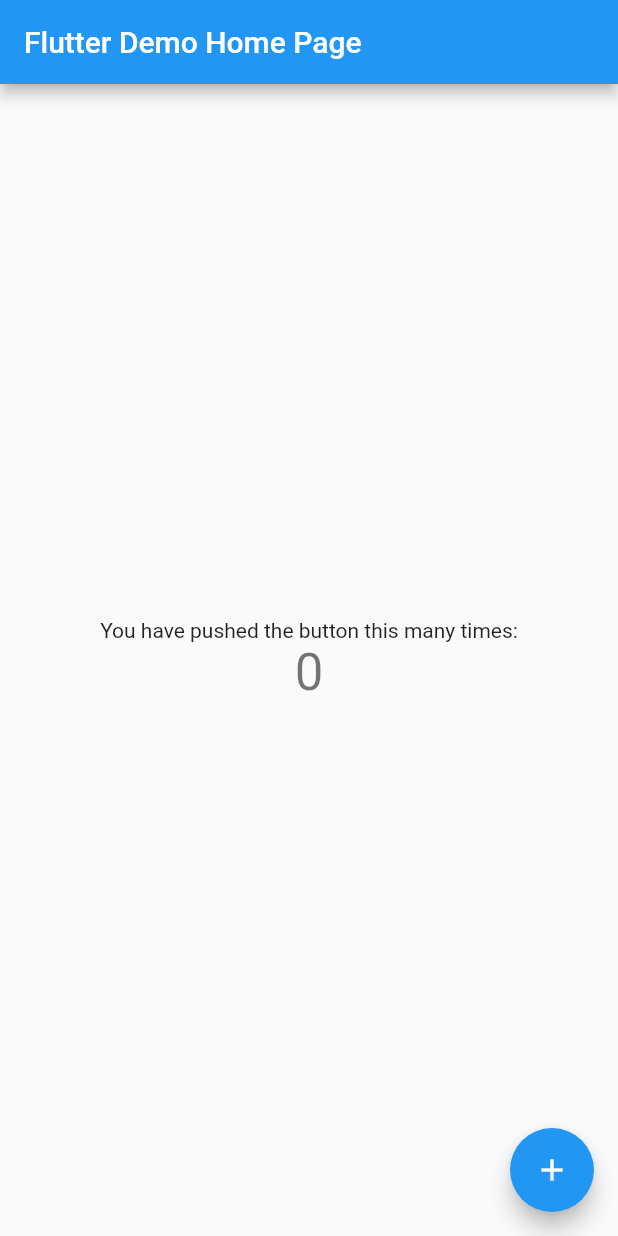
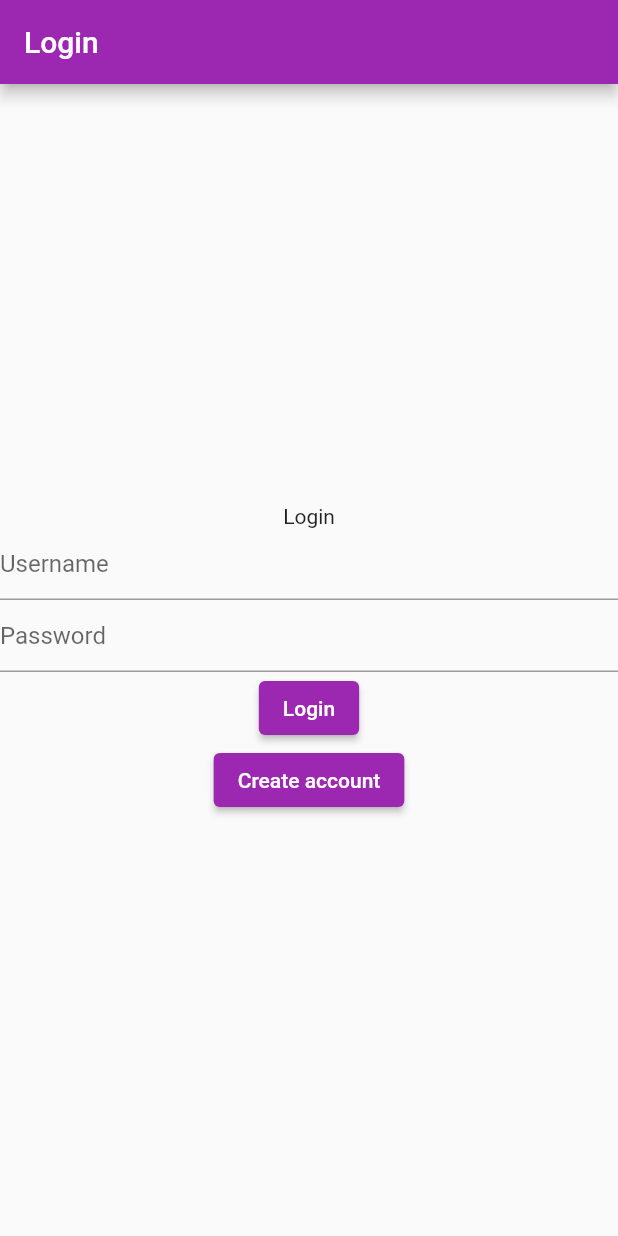
Before and after one commit to AlejandraPacheco/manfred, a Flutter app: the screen it shows after launch, on a phone screen of 412 x 824 dp. Run offline on Flutter 3.47's test engine with Material 2 defaults, Android fonts, the phone set to English and light mode, and no system bars; our stand-ins replace equatable, flutter_bloc.

Commit message:
Login sin backend

```diff
--- /dev/null
+++ b/lib/cubit/app_cubit.dart
@@ -0,0 +1,41 @@
+import 'package:flutter_bloc/flutter_bloc.dart';
+import 'package:manfred/dto/login_response_dto.dart';
+import 'package:manfred/service/login_service.dart';
+
+class AppState {
+  final bool isUserLoggedIn;
+  final bool isLoading;
+  final LoginResponseDto? loginResponseDto;
+
+  AppState(
+      {required this.isUserLoggedIn,
+      required this.isLoading,
+      this.loginResponseDto});
+}
+
+class AppCubit extends Cubit<AppState> {
+  AppCubit() : super(AppState(isUserLoggedIn: false, isLoading: false));
+
+  // Lógica de negocio para hacer el login contra backend
+  void login(String username, String password) async {
+    // emitir un evento para que la UI sepa que se está haciendo el login
+    emit(AppState(isUserLoggedIn: false, isLoading: true));
+    await Future.delayed(const Duration(seconds: 3));
+    try {
+      var loginResponseDto = await LoginService.login(username, password);
+      // Si lo anterior salio bien enviamos un evento para que la UI sepa que el login fue exitoso
+      emit(AppState(
+          isUserLoggedIn: true,
+          isLoading: false,
+          loginResponseDto: loginResponseDto));
+    } catch (error) {
+      // Si lo anterior salio mal enviamos un evento para que la UI sepa que el login fue fallido
+      emit(AppState(isUserLoggedIn: false, isLoading: false));
+    }
+  }
+
+  // Lógica de negocio para hacer el logout
+  void logout() {
+    emit(AppState(isUserLoggedIn: false, isLoading: false));
+  }
+}
--- /dev/null
+++ b/lib/cubit/login_state.dart
@@ -0,0 +1,49 @@
+import 'package:equatable/equatable.dart';
+
+enum PageStatus { initial, loading, success, failure }
+
+class LoginState extends Equatable {
+  final PageStatus status;
+  final bool loginSuccess;
+  final String? errorMessage;
+  final Exception? exception;
+  final String? token;
+  final String? refreshToken;
+
+  const LoginState({
+    this.status = PageStatus.initial,
+    this.loginSuccess = false,
+    this.errorMessage,
+    this.exception,
+    this.token,
+    this.refreshToken,
+  });
+
+  LoginState copyWith({
+    PageStatus? status,
+    bool? loginSuccess,
+    String? errorMessage,
+    Exception? exception,
+    String? token,
+    String? refreshToken,
+  }) {
+    return LoginState(
+      status: status ?? this.status,
+      loginSuccess: loginSuccess ?? this.loginSuccess,
+      errorMessage: errorMessage ?? this.errorMessage,
+      exception: exception ?? this.exception,
+      token: token ?? this.token,
+      refreshToken: refreshToken ?? this.refreshToken,
+    );
+  }
+
+  @override
+  List<Object?> get props => [
+        status,
+        loginSuccess,
+        errorMessage,
+        exception,
+        token,
+        refreshToken,
+      ];
+}
--- /dev/null
+++ b/lib/dto/login_response_dto.dart
@@ -0,0 +1,33 @@
+// Un DTO significa Data Transfer Object
+// Tambien puede ser llamado VO que significa Value Object
+// En este caso, es un DTO porque es un objeto que se usa para transferir datos
+// En java puede llamarse POJO (Plain Old Java Object)
+// NO TIENEN LOGICA DE NEGOCIO
+
+class LoginResponseDto {
+  final bool success;
+  final String? token;
+  final String? refreshToken;
+  final String? firstName;
+  final String? lastName;
+
+  LoginResponseDto(
+      {this.success = false,
+      this.token,
+      this.refreshToken,
+      this.firstName,
+      this.lastName});
+
+  // El endpoint retornará un JSON con la siguiente estructura:
+  // { "token": "ey123hg123h123.12h323.adasd", "refreshToken": "ey123hg123h123.12h323.adasd",
+  // "firstName": "Juan", "lastName": "Perez" }
+
+  factory LoginResponseDto.fromJson(Map<String, dynamic> json) {
+    return LoginResponseDto(
+      token: json['token'],
+      refreshToken: json['refreshToken'],
+      firstName: json['firstName'],
+      lastName: json['lastName'],
+    );
+  }
+}
--- a/lib/main.dart
+++ b/lib/main.dart
@@ -1,115 +1,73 @@
 import 'package:flutter/material.dart';
+import 'package:flutter_bloc/flutter_bloc.dart';
+import 'package:manfred/ui/home_page.dart';
+import 'package:manfred/ui/login_page.dart';
+import 'package:manfred/ui/order_page.dart';
+import 'package:manfred/ui/register_page.dart';
+
+import 'cubit/app_cubit.dart';
 
 void main() {
   runApp(const MyApp());
 }
 
 class MyApp extends StatelessWidget {
-  const MyApp({super.key});
+  const MyApp({Key? key}) : super(key: key);
 
   // This widget is the root of your application.
   @override
   Widget build(BuildContext context) {
-    return MaterialApp(
-      title: 'Flutter Demo',
-      theme: ThemeData(
-        // This is the theme of your application.
-        //
-        // Try running your application with "flutter run". You'll see the
-        // application has a blue toolbar. Then, without quitting the app, try
-        // changing the primarySwatch below to Colors.green and then invoke
-        // "hot reload" (press "r" in the console where you ran "flutter run",
-        // or simply save your changes to "hot reload" in a Flutter IDE).
-        // Notice that the counter didn't reset back to zero; the application
-        // is not restarted.
-        primarySwatch: Colors.blue,
-      ),
-      home: const MyHomePage(title: 'Flutter Demo Home Page'),
-    );
+    return BlocProvider(
+        create: (context) => AppCubit(),
+        child: MaterialApp(
+          title: 'Pedidos Ya!',
+          theme: ThemeData(
+            // This is the theme of your application.
+            primarySwatch: Colors.purple,
+          ),
+          initialRoute: "/",
+          routes: {
+            "/": (context) => const LoginPage(),
+            "/home": (context) => const HomePage(),
+            "/newOrder": (context) => const OrderPage(),
+            "/register": (context) => const RegisterPage(),
+          },
+        ));
   }
 }
 
-class MyHomePage extends StatefulWidget {
-  const MyHomePage({super.key, required this.title});
+// class MyHomePage extends StatelessWidget {
+//   const MyHomePage({Key? key}) : super(key: key);
 
-  // This widget is the home page of your application. It is stateful, meaning
-  // that it has a State object (defined below) that contains fields that affect
-  // how it looks.
-
-  // This class is the configuration for the state. It holds the values (in this
-  // case the title) provided by the parent (in this case the App widget) and
-  // used by the build method of the State. Fields in a Widget subclass are
-  // always marked "final".
-
-  final String title;
-
-  @override
-  State<MyHomePage> createState() => _MyHomePageState();
-}
-
-class _MyHomePageState extends State<MyHomePage> {
-  int _counter = 0;
-
-  void _incrementCounter() {
-    setState(() {
-      // This call to setState tells the Flutter framework that something has
-      // changed in this State, which causes it to rerun the build method below
-      // so that the display can reflect the updated values. If we changed
-      // _counter without calling setState(), then the build method would not be
-      // called again, and so nothing would appear to happen.
-      _counter++;
-    });
-  }
-
-  @override
-  Widget build(BuildContext context) {
-    // This method is rerun every time setState is called, for instance as done
-    // by the _incrementCounter method above.
-    //
-    // The Flutter framework has been optimized to make rerunning build methods
-    // fast, so that you can just rebuild anything that needs updating rather
-    // than having to individually change instances of widgets.
-    return Scaffold(
-      appBar: AppBar(
-        // Here we take the value from the MyHomePage object that was created by
-        // the App.build method, and use it to set our appbar title.
-        title: Text(widget.title),
-      ),
-      body: Center(
-        // Center is a layout widget. It takes a single child and positions it
-        // in the middle of the parent.
-        child: Column(
-          // Column is also a layout widget. It takes a list of children and
-          // arranges them vertically. By default, it sizes itself to fit its
-          // children horizontally, and tries to be as tall as its parent.
-          //
-          // Invoke "debug painting" (press "p" in the console, choose the
-          // "Toggle Debug Paint" action from the Flutter Inspector in Android
-          // Studio, or the "Toggle Debug Paint" command in Visual Studio Code)
-          // to see the wireframe for each widget.
-          //
-          // Column has various properties to control how it sizes itself and
-          // how it positions its children. Here we use mainAxisAlignment to
-          // center the children vertically; the main axis here is the vertical
-          // axis because Columns are vertical (the cross axis would be
-          // horizontal).
-          mainAxisAlignment: MainAxisAlignment.center,
-          children: <Widget>[
-            const Text(
-              'You have pushed the button this many times:',
-            ),
-            Text(
-              '$_counter',
-              style: Theme.of(context).textTheme.headline4,
-            ),
-          ],
-        ),
-      ),
-      floatingActionButton: FloatingActionButton(
-        onPressed: _incrementCounter,
-        tooltip: 'Increment',
-        child: const Icon(Icons.add),
-      ), // This trailing comma makes auto-formatting nicer for build methods.
-    );
-  }
-}
+//   @override
+//   Widget build(BuildContext context) {
+//     return Scaffold(
+//         appBar: AppBar(
+//           title: const Text("Pedidos Ya!"),
+//         ),
+//         body: BlocBuilder<AppCubit, AppState>(
+//           builder: (BuildContext context, state) {
+//             if (!state.isUserLoggedIn) {
+//               return LoginPage();
+//             } else if (state.isUserLoggedIn) {
+//               return Center(
+//                 child: Column(
+//                   mainAxisAlignment: MainAxisAlignment.center,
+//                   children: [
+//                     Text("Bienvenido ${state.loginResponseDto!.firstName}"),
+//                     ElevatedButton(
+//                         onPressed: () {
+//                           BlocProvider.of<AppCubit>(context).logout();
+//                         },
+//                         child: const Text("Logout"))
+//                   ],
+//                 ),
+//               );
+//             } else {
+//               return const Center(child: Text("Error"));
+//             }
+//           },
+//         ) // This trailing comma makes auto-formatting nicer for build methods.
+//         );
+//   }
+// }
--- /dev/null
+++ b/lib/service/login_service.dart
@@ -0,0 +1,34 @@
+import 'package:manfred/dto/login_response_dto.dart';
+
+class LoginService {
+  static Future<LoginResponseDto> login(
+      String username, String password) async {
+    if (username == "jperez" && password == "123456") {
+      return LoginResponseDto(
+          success: true,
+          token: "ey123hg123h123.12h323.adasd",
+          refreshToken: "ey123hg123h123.12h323.adasd",
+          firstName: "Juan",
+          lastName: "Perez");
+    } else if (username == "mgomez") {
+      throw Exception("Error de comunicación con internet");
+    } else {
+      return LoginResponseDto(success: false);
+    }
+  }
+}
+
+
+// var response = await http.post(
+//       'http://localhost:8080/login',
+//       body: jsonEncode({
+//         'username': username,
+//         'password': password,
+//       }),
+//     );
+
+//     if (response.statusCode == 200) {
+//       return LoginResponse.fromJson(jsonDecode(response.body));
+//     } else {
+//       throw Exception('Failed to login.');
+//     }
--- /dev/null
+++ b/lib/ui/login_page.dart
@@ -0,0 +1,105 @@
+import 'package:flutter/material.dart';
+import 'package:flutter_bloc/flutter_bloc.dart';
+import '../cubit/login_cubit.dart';
+import '../cubit/login_state.dart';
+
+class LoginPage extends StatefulWidget {
+  const LoginPage({Key? key}) : super(key: key);
+
+  @override
+  State<LoginPage> createState() => _LoginPageState();
+}
+
+class _LoginPageState extends State<LoginPage> {
+  final _usernameController = TextEditingController();
+  final _passwordController = TextEditingController();
+
+  @override
+  Widget build(BuildContext ctx1) {
+    return BlocProvider(
+      create: (context) => LoginCubit(),
+      child: Scaffold(
+          appBar: AppBar(
+            title: const Text("Login"),
+          ),
+          body: BlocConsumer<LoginCubit, LoginState>(
+            listener: (ctx3, state) {
+              if (state.status == PageStatus.loading) {
+                _showDialog(context, "Autenticación",
+                    "Verificando sus credenciales", false);
+              } else if (state.status == PageStatus.success &&
+                  state.loginSuccess) {
+                Navigator.pop(ctx3); // quito el dialog
+                Navigator.pushNamed(ctx3, '/home');
+              } else {
+                Navigator.pop(ctx3); // quito el dialog
+                _showDialog(context, "Error", state.errorMessage!, true);
+              }
+            },
+            builder: (context, state) => Center(child: formLogin(context)),
+          )),
+    );
+  }
+
+  Widget formLogin(BuildContext context) {
+    return Column(
+      mainAxisAlignment: MainAxisAlignment.center,
+      children: [
+        const Text("Login"),
+        TextField(
+          controller: _usernameController,
+          decoration: const InputDecoration(
+            hintText: "Username",
+          ),
+        ),
+        TextField(
+          controller: _passwordController,
+          decoration: const InputDecoration(
+            hintText: "Password",
+          ),
+        ),
+        ElevatedButton(
+            onPressed: () {
+              BlocProvider.of<LoginCubit>(context)
+                  .login(_usernameController.text, _passwordController.text);
+            },
+            child: const Text("Login")),
+        ElevatedButton(
+            onPressed: () {
+              Navigator.pushNamed(context, '/register');
+            },
+            child: const Text("Create account"))
+      ],
+    );
+  }
+
+  Future<void> _showDialog(BuildContext context, String title, String message,
+      bool closeable) async {
+    return showDialog<void>(
+      context: context,
+      barrierDismissible: false, // user must tap button!
+      builder: (BuildContext context) {
+        return AlertDialog(
+          title: Text(title),
+          content: SingleChildScrollView(
+            child: ListBody(
+              children: <Widget>[
+                Text(message),
+              ],
+            ),
+          ),
+          actions: <Widget>[
+            closeable
+                ? TextButton(
+                    child: const Text('Cerrar'),
+                    onPressed: () {
+                      Navigator.of(context).pop();
+                    },
+                  )
+                : Container(),
+          ],
+        );
+      },
+    );
+  }
+}
--- a/pubspec.yaml
+++ b/pubspec.yaml
@@ -36,6 +36,8 @@
   # The following adds the Cupertino Icons font to your application.
   # Use with the CupertinoIcons class for iOS style icons.
   cupertino_icons: ^1.0.2
+  flutter_bloc: ^8.1.1
+  equatable: ^2.0.5
 
 dev_dependencies:
   flutter_test:
```
Also changed, not shown: lib/cubit/login_cubit.dart (added, +33 -0 lines), lib/ui/home_page.dart (added, +47 -0 lines), lib/ui/order_page.dart (added, +28 -0 lines), lib/ui/register_page.dart (added, +54 -0 lines), pubspec.lock, 1 other file.
